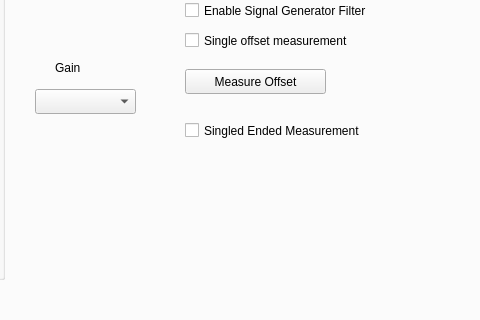
Old version of the form BioDriver/bio2016/mainwindow.ui in the repository saul-rodriguez/Qt; both pictures show x 358 to 838 and y 156 to 476 of the 977 by 622 pixel window.
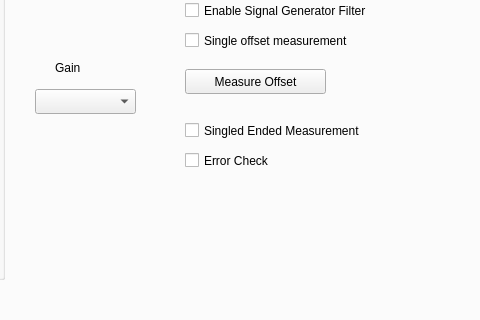
New version of the form. Icons and pictures are not drawn. Custom widgets are drawn as their Qt base class.

Commit message: inductive coupling tested, error check added

Patch:
```diff
--- a/BioDriver/bio2016/mainwindow.ui
+++ b/BioDriver/bio2016/mainwindow.ui
@@ -508,6 +508,19 @@
          <string>Singled Ended Measurement</string>
         </property>
        </widget>
+       <widget class="QCheckBox" name="checkBoxErrorCheck">
+        <property name="geometry">
+         <rect>
+          <x>530</x>
+          <y>220</y>
+          <width>111</width>
+          <height>23</height>
+         </rect>
+        </property>
+        <property name="text">
+         <string>Error Check</string>
+        </property>
+       </widget>
       </widget>
       <widget class="QWidget" name="tab_4">
        <attribute name="title">
```
The commit also changes 7 other files.
